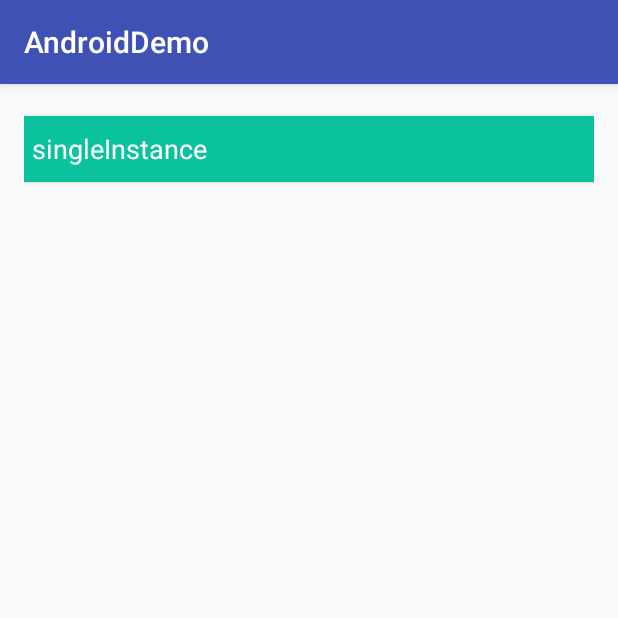
After one commit to ye361571404/AndroidDemo, an Android app: the LaunchModeActivity screen opened directly, with no data from a screen before it, on a phone screen of 412 x 824 dp, the top half of it. The commit adds this screen. Run offline under Robolectric (Android 15) with nearby library versions, the phone set to English and light mode, and no system bars; our stand-ins replace ButterKnife.

Commit message:
1.增加Activity启动 singleInstance 模式demo

```diff
--- a/app/src/main/java/hua/demo/common/ConstantItemEnum.java
+++ b/app/src/main/java/hua/demo/common/ConstantItemEnum.java
@@ -1,5 +1,6 @@
 package hua.demo.common;
 
+import hua.demo.feature.launchmode.activity.LaunchModeActivity;
 import hua.demo.feature.customview.activity.CustomViewActivity;
 import hua.demo.feature.imageview.activity.ImageViewActivity;
 import hua.demo.feature.player.activity.MusicPlayerActivity;
@@ -17,7 +18,8 @@ public enum ConstantItemEnum {
     IMAGE_VIEW("02 ImageView",ImageViewActivity.class),
     CUSTOM_VIEW("03 自定义view",CustomViewActivity.class),
     MUSIC_PLAYER("04 音乐播放器",MusicPlayerActivity.class),
-    RXJAVA("05 RxJava",RxJavaDemoActivity.class);
+    RXJAVA("05 RxJava",RxJavaDemoActivity.class),
+    LAUNCH_MODE("06 Activity启动模式",LaunchModeActivity.class);
 
     private int itemType;
 
--- /dev/null
+++ b/app/src/main/java/hua/demo/feature/launchmode/activity/LaunchModeActivity.java
@@ -0,0 +1,52 @@
+package hua.demo.feature.launchmode.activity;
+
+import android.content.Intent;
+import android.view.View;
+import android.widget.Button;
+
+import butterknife.Bind;
+import butterknife.OnClick;
+import hua.demo.R;
+import hua.demo.main.activity.BaseActivity;
+
+/**
+ * Activity 启动模式demo
+ */
+public class LaunchModeActivity extends BaseActivity {
+
+
+    @Bind(R.id.btn_single_instance)
+    Button btnSingleInstance;
+
+
+    @Override
+    protected int getLayoutRes() {
+        return R.layout.activity_launch_mode;
+    }
+
+    @Override
+    protected void assignViews() {
+
+    }
+
+    @Override
+    protected void setListener() {
+
+    }
+
+    @Override
+    protected void initData() {
+
+    }
+
+
+    @OnClick(R.id.btn_single_instance)
+    public void onClick(View view) {
+        switch(view.getId()){
+            case R.id.btn_single_instance:
+                Intent intent = new Intent(mContext, FirstActivity.class);
+                startActivity(intent);
+            break;
+        }
+    }
+}
--- a/app/src/main/java/hua/demo/main/activity/BaseActivity.java
+++ b/app/src/main/java/hua/demo/main/activity/BaseActivity.java
@@ -1,5 +1,6 @@
 package hua.demo.main.activity;
 
+import android.content.Context;
 import android.os.Bundle;
 import android.support.annotation.Nullable;
 import android.support.v7.app.AppCompatActivity;
@@ -12,11 +13,15 @@ import butterknife.ButterKnife;
 
 public abstract class BaseActivity extends AppCompatActivity{
 
+    public Context mContext;
+    public final String TAG = getClass().getSimpleName();
+
     @Override
     protected void onCreate(@Nullable Bundle savedInstanceState) {
         super.onCreate(savedInstanceState);
 
         setContentView(getLayoutRes());
+        mContext = this;
         ButterKnife.bind(this);
         assignViews();
         setListener();
--- /dev/null
+++ b/app/src/main/res/layout/activity_launch_mode.xml
@@ -0,0 +1,22 @@
+<?xml version="1.0" encoding="utf-8"?>
+<LinearLayout xmlns:android="http://schemas.android.com/apk/res/android"
+    xmlns:tools="http://schemas.android.com/tools"
+    android:id="@+id/activity_launch_mode"
+    android:orientation="vertical"
+    android:layout_width="match_parent"
+    android:layout_height="match_parent"
+    android:paddingBottom="@dimen/activity_vertical_margin"
+    android:paddingLeft="@dimen/activity_horizontal_margin"
+    android:paddingRight="@dimen/activity_horizontal_margin"
+    android:paddingTop="@dimen/activity_vertical_margin"
+    tools:context="hua.demo.feature.launchmode.activity.LaunchModeActivity">
+
+
+
+    <Button
+        android:id="@+id/btn_single_instance"
+        android:text="singleInstance"
+        style="@style/AppTheme.Button.Green" />
+
+
+</LinearLayout>
--- a/app/src/main/res/layout/item_features.xml
+++ b/app/src/main/res/layout/item_features.xml
@@ -8,7 +8,6 @@
     <TextView
         style="@style/AppTheme.Button.Green"
         android:id="@+id/tv_item">
-
     </TextView>
 
 </RelativeLayout>
```
Also changed, not shown: app/src/main/AndroidManifest.xml (+10 -1 lines), app/src/main/java/hua/demo/feature/launchmode/activity/FirstActivity.java (added, +52 -0 lines), app/src/main/java/hua/demo/feature/launchmode/activity/SecondActivity.java (added, +50 -0 lines), app/src/main/java/hua/demo/feature/launchmode/activity/ThirdActivity.java (added, +31 -0 lines), app/src/main/res/layout/activity_first.xml (added, +19 -0 lines), app/src/main/res/layout/activity_second.xml (added, +18 -0 lines), app/src/main/res/layout/activity_third.xml (added, +18 -0 lines).
